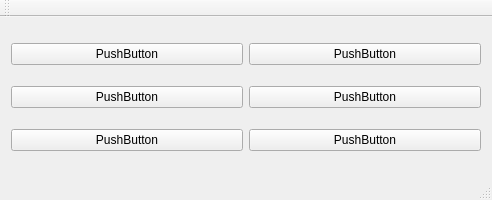
Old version of the form Udemy_Tut_For_Beginners/SignalsAndSlots/mainwindow.ui in the repository KrisToe4/qt.
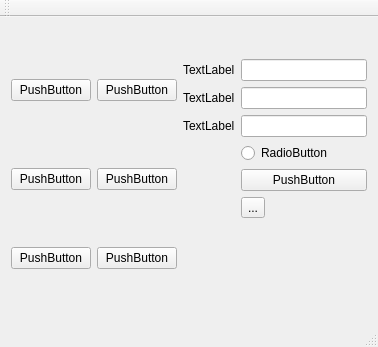
New version of the form.

Commit message: Example of multi-level layout design

```diff
--- a/Udemy_Tut_For_Beginners/SignalsAndSlots/mainwindow.ui
+++ b/Udemy_Tut_For_Beginners/SignalsAndSlots/mainwindow.ui
@@ -6,8 +6,8 @@
    <rect>
     <x>0</x>
     <y>0</y>
-    <width>492</width>
-    <height>200</height>
+    <width>378</width>
+    <height>347</height>
    </rect>
   </property>
   <property name="windowTitle">
@@ -50,6 +50,64 @@
       </property>
      </widget>
     </item>
+    <item row="0" column="2" rowspan="3">
+     <layout class="QFormLayout" name="formLayout">
+      <item row="0" column="0">
+       <widget class="QLabel" name="label">
+        <property name="text">
+         <string>TextLabel</string>
+        </property>
+       </widget>
+      </item>
+      <item row="0" column="1">
+       <widget class="QLineEdit" name="lineEdit"/>
+      </item>
+      <item row="1" column="0">
+       <widget class="QLabel" name="label_2">
+        <property name="text">
+         <string>TextLabel</string>
+        </property>
+       </widget>
+      </item>
+      <item row="1" column="1">
+       <widget class="QLineEdit" name="lineEdit_2"/>
+      </item>
+      <item row="2" column="0">
+       <widget class="QLabel" name="label_3">
+        <property name="text">
+         <string>TextLabel</string>
+        </property>
+       </widget>
+      </item>
+      <item row="2" column="1">
+       <widget class="QLineEdit" name="lineEdit_3"/>
+      </item>
+      <item row="3" column="0">
+       <layout class="QVBoxLayout" name="verticalLayout"/>
+      </item>
+      <item row="3" column="1">
+       <widget class="QRadioButton" name="radioButton">
+        <property name="text">
+         <string>RadioButton</string>
+        </property>
+       </widget>
+      </item>
+      <item row="4" column="1">
+       <widget class="QPushButton" name="pushButton_7">
+        <property name="text">
+         <string>PushButton</string>
+        </property>
+       </widget>
+      </item>
+      <item row="5" column="1">
+       <widget class="QToolButton" name="toolButton">
+        <property name="text">
+         <string>...</string>
+        </property>
+       </widget>
+      </item>
+     </layout>
+    </item>
     <item row="2" column="1">
      <widget class="QPushButton" name="pushButton_6">
       <property name="text">
```
Left out of the diff: 30 changed lines with no effect on the pictures.
